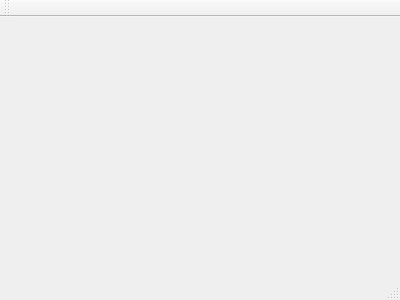
First picture: the form in mainwindow.ui, repository IJHack/QtPass, before the edit.
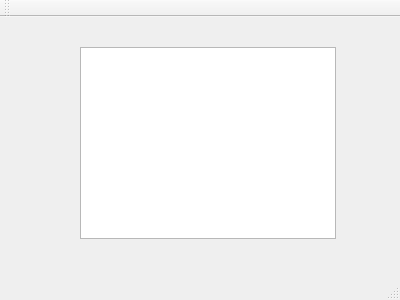
Second picture: the form after the edit.

```diff
--- a/mainwindow.ui
+++ b/mainwindow.ui
@@ -13,7 +13,18 @@
   <property name="windowTitle">
    <string>MainWindow</string>
   </property>
-  <widget class="QWidget" name="centralWidget"/>
+  <widget class="QWidget" name="centralWidget">
+   <widget class="QTreeView" name="treeView">
+    <property name="geometry">
+     <rect>
+      <x>80</x>
+      <y>30</y>
+      <width>256</width>
+      <height>192</height>
+     </rect>
+    </property>
+   </widget>
+  </widget>
   <widget class="QMenuBar" name="menuBar">
    <property name="geometry">
     <rect>
```
